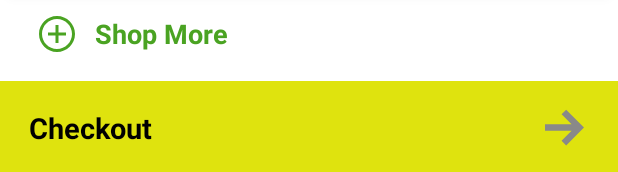
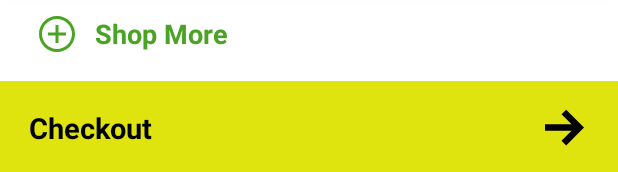
Before and after one commit to vinodbalakumar/kallakuri-group, an Android app: the layout activity_cart.xml on its own in the app's theme, with its tools: preview values and no code run, on a phone screen of 412 x 824 dp. Shown: the part 1061-1233 px from the top of the screen. Run offline under Robolectric (Android 15) with nearby library versions, the phone set to English and light mode, and no system bars.

Commit message:
Colors changed

```diff
--- a/app/src/main/res/drawable/arrow_right.xml
+++ b/app/src/main/res/drawable/arrow_right.xml
@@ -6,6 +6,6 @@
     android:viewportHeight="24">
 
     <path
-        android:fillColor="@color/icon_color"
+        android:fillColor="@color/black"
         android:pathData="M13.025 1l-2.847 2.828 6.176 6.176h-16.354v3.992h16.354l-6.176 6.176 2.847 2.828 10.975-11z" />
 </vector>
```
